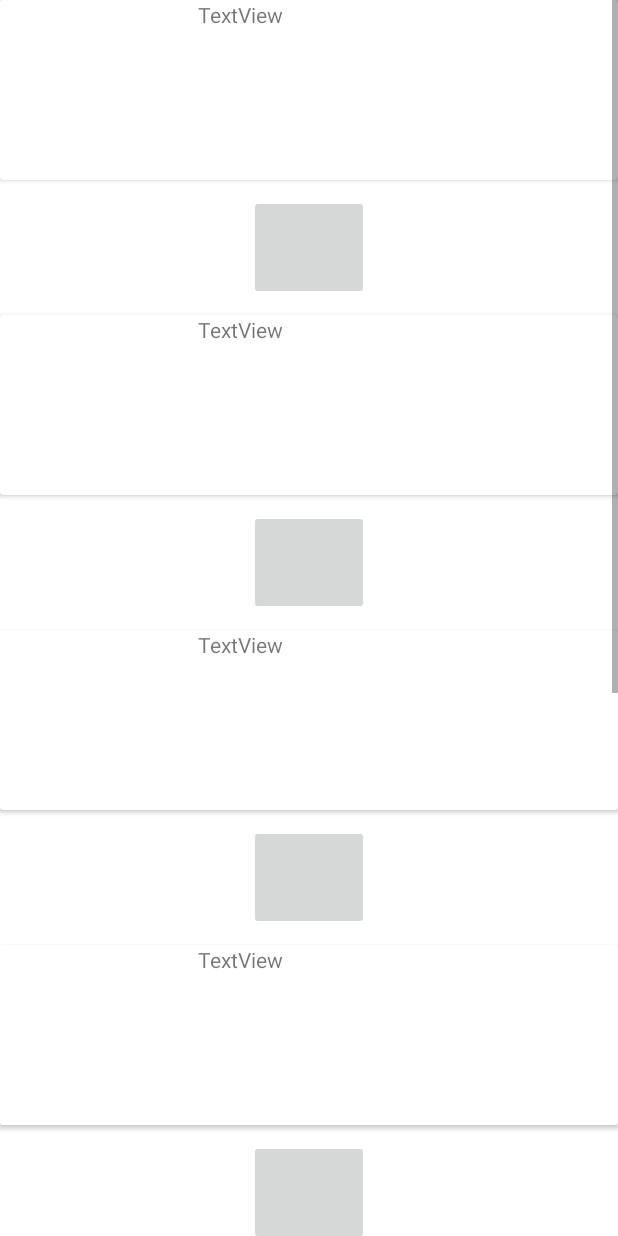
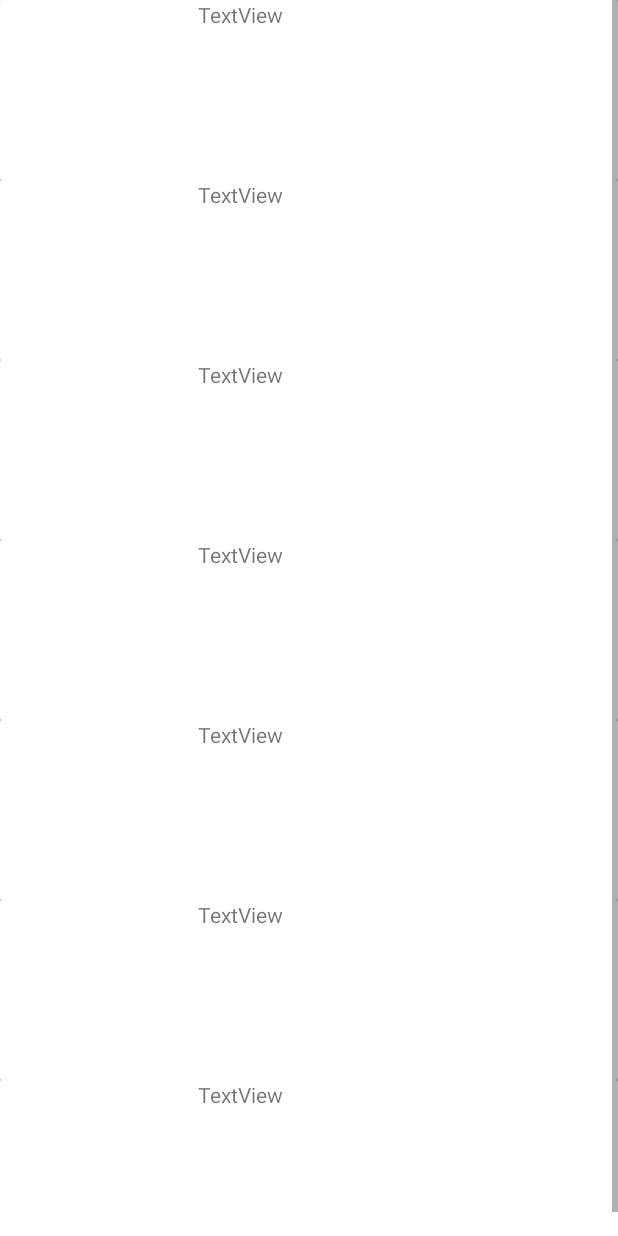
Before and after one commit to Biswa1045/AluminiNetwork, an Android app: the clubs screen opened directly, with no data from a screen before it, on a phone screen of 412 x 824 dp. Run offline under Robolectric (Android 15) with nearby library versions, the phone set to English and light mode, and no system bars.

Commit message:
hiiiii sam12

```diff
--- a/app/src/main/java/com/biswa1045/alumininetwork/clubs.java
+++ b/app/src/main/java/com/biswa1045/alumininetwork/clubs.java
@@ -3,12 +3,16 @@ package com.biswa1045.alumininetwork;
 import androidx.appcompat.app.AppCompatActivity;
 import androidx.cardview.widget.CardView;
 
+import android.content.Intent;
+import android.net.Uri;
 import android.os.Bundle;
+import android.view.View;
+import android.widget.ImageButton;
 
 public class clubs extends AppCompatActivity {
 
     CardView cardView,cardView2,cardView3,cardView4,cardView5,cardView6,cardView7;
-
+    ImageButton image1,image2,image3,image4,image5,image6,image7;
     @Override
     protected void onCreate(Bundle savedInstanceState) {
         super.onCreate(savedInstanceState);
@@ -20,5 +24,112 @@ public class clubs extends AppCompatActivity {
         cardView5=findViewById(R.id.cardView5);
         cardView6=findViewById(R.id.cardView6);
         cardView7=findViewById(R.id.cardView7);
+        image1=findViewById(R.id.image1);
+        image2=findViewById(R.id.image2);
+        image3=findViewById(R.id.image3);
+        image4=findViewById(R.id.image4);
+        image5=findViewById(R.id.image5);
+        image6=findViewById(R.id.image6);
+        image7=findViewById(R.id.image7);
+        image1.setVisibility(View.GONE);
+        image2.setVisibility(View.GONE);
+        image3.setVisibility(View.GONE);
+        image4.setVisibility(View.GONE);
+        image5.setVisibility(View.GONE);
+        image6.setVisibility(View.GONE);
+        image7.setVisibility(View.GONE);
+        cardView.setOnClickListener(new View.OnClickListener() {
+            @Override
+            public void onClick(View v) {
+                image1.setVisibility(View.VISIBLE);
+                image1.setOnClickListener(new View.OnClickListener() {
+                    @Override
+                    public void onClick(View v) {
+                       gotUrl("");
+                    }
+                });
+            }
+        });
+        cardView2.setOnClickListener(new View.OnClickListener() {
+            @Override
+            public void onClick(View v) {
+                image2.setVisibility(View.VISIBLE);
+                image2.setOnClickListener(new View.OnClickListener() {
+                    @Override
+                    public void onClick(View v) {
+                        gotUrl("");
+                    }
+                });
+            }
+        });
+
+        cardView3.setOnClickListener(new View.OnClickListener() {
+            @Override
+            public void onClick(View v) {
+                image3.setVisibility(View.VISIBLE);
+                image3.setOnClickListener(new View.OnClickListener() {
+                    @Override
+                    public void onClick(View v) {
+                        gotUrl("");
+                    }
+                });
+            }
+        });
+        cardView4.setOnClickListener(new View.OnClickListener() {
+            @Override
+            public void onClick(View v) {
+                image4.setVisibility(View.VISIBLE);
+                image4.setOnClickListener(new View.OnClickListener() {
+                    @Override
+                    public void onClick(View v) {
+                        gotUrl("");
+                    }
+                });
+            }
+        });
+        cardView5.setOnClickListener(new View.OnClickListener() {
+            @Override
+            public void onClick(View v) {
+                image5.setVisibility(View.VISIBLE);
+                image5.setOnClickListener(new View.OnClickListener() {
+                    @Override
+                    public void onClick(View v) {
+                        gotUrl("");
+                    }
+                });
+            }
+        });
+        cardView6.setOnClickListener(new View.OnClickListener() {
+            @Override
+            public void onClick(View v) {
+                image6.setVisibility(View.VISIBLE);
+                image6.setOnClickListener(new View.OnClickListener() {
+                    @Override
+                    public void onClick(View v) {
+                        gotUrl("");
+                    }
+                });
+            }
+        });
+        cardView7.setOnClickListener(new View.OnClickListener() {
+            @Override
+            public void onClick(View v) {
+                image7.setVisibility(View.VISIBLE);
+                image7.setOnClickListener(new View.OnClickListener() {
+                    @Override
+                    public void onClick(View v) {
+                        gotUrl("");
+                    }
+                });
+            }
+        });
+
     }
-}
+
+
+
+
+    private void gotUrl(String s) {
+        Uri uri=Uri.parse(s);
+        startActivity(new Intent(Intent.ACTION_VIEW,uri));
+    }}
--- a/app/src/main/res/layout/activity_clubs.xml
+++ b/app/src/main/res/layout/activity_clubs.xml
@@ -47,10 +47,11 @@
             <ImageButton
                 android:id="@+id/image1"
                 android:layout_width="80dp"
-                android:layout_height="70dp"
+                android:layout_height="80dp"
                 android:layout_gravity="center_horizontal"
                 android:layout_marginTop="10dp"
-                android:layout_marginBottom="10dp">
+                android:layout_marginBottom="10dp"
+                android:src="@drawable/instalogo">
 
             </ImageButton>
 
@@ -86,7 +87,7 @@
             <ImageButton
                 android:id="@+id/image2"
                 android:layout_width="80dp"
-                android:layout_height="70dp"
+                android:layout_height="80dp"
                 android:layout_gravity="center_horizontal"
                 android:layout_marginTop="10dp"
                 android:layout_marginBottom="10dp">
@@ -125,7 +126,7 @@
             <ImageButton
                 android:id="@+id/image3"
                 android:layout_width="80dp"
-                android:layout_height="70dp"
+                android:layout_height="80dp"
                 android:layout_gravity="center_horizontal"
                 android:layout_marginTop="10dp"
                 android:layout_marginBottom="10dp">
@@ -164,7 +165,7 @@
             <ImageButton
                 android:id="@+id/image4"
                 android:layout_width="80dp"
-                android:layout_height="70dp"
+                android:layout_height="80dp"
                 android:layout_gravity="center_horizontal"
                 android:layout_marginTop="10dp"
                 android:layout_marginBottom="10dp">
@@ -202,7 +203,7 @@
             <ImageButton
                 android:id="@+id/image5"
                 android:layout_width="80dp"
-                android:layout_height="70dp"
+                android:layout_height="80dp"
                 android:layout_gravity="center_horizontal"
                 android:layout_marginTop="10dp"
                 android:layout_marginBottom="10dp">
@@ -240,7 +241,7 @@
             <ImageButton
                 android:id="@+id/image6"
                 android:layout_width="80dp"
-                android:layout_height="70dp"
+                android:layout_height="80dp"
                 android:layout_gravity="center_horizontal"
                 android:layout_marginTop="10dp"
                 android:layout_marginBottom="10dp">
@@ -278,7 +279,7 @@
             <ImageButton
                 android:id="@+id/image7"
                 android:layout_width="80dp"
-                android:layout_height="70dp"
+                android:layout_height="80dp"
                 android:layout_gravity="center_horizontal"
                 android:layout_marginTop="10dp"
                 android:layout_marginBottom="10dp">
```
Also changed, not shown: app/src/main/res/drawable/instalogo.png (added).
